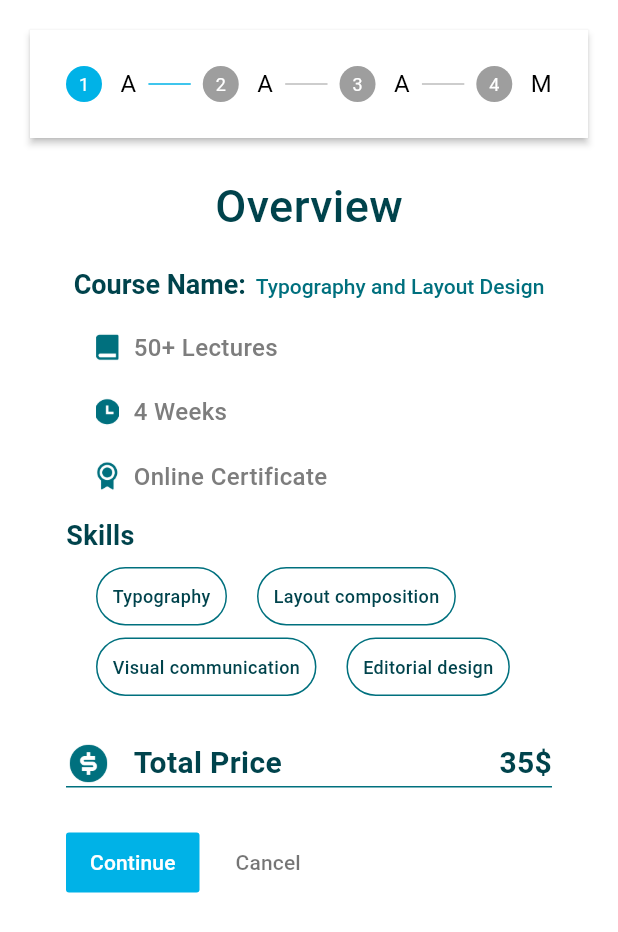
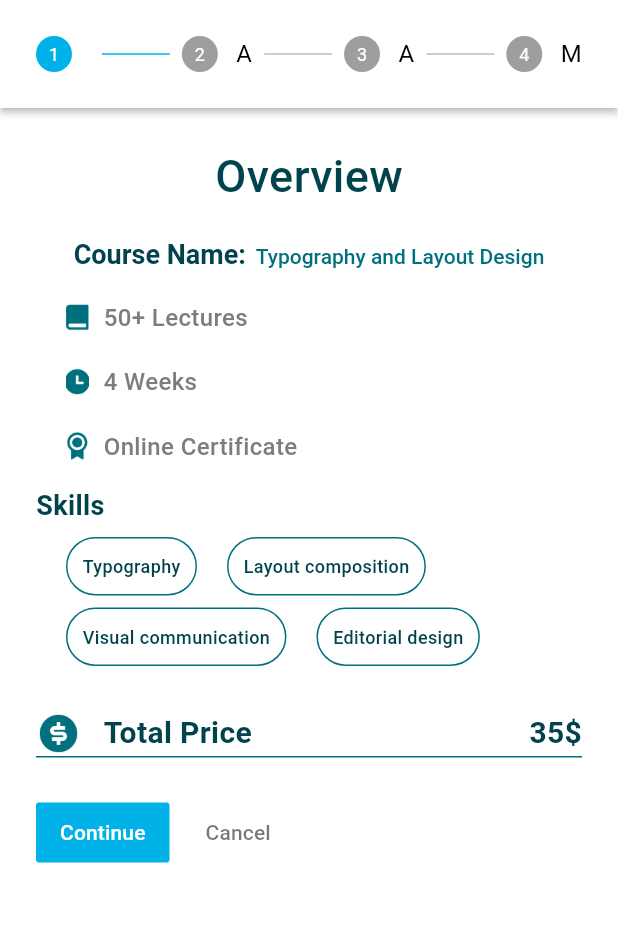
Before and after one commit to swagatapal/E_Learning, a Flutter app: the PaymentOverview screen opened directly, on a phone screen of 412 x 824 dp. Shown: the top 932 px of the screen. Run offline on Flutter 3.47's test engine with Material 3 defaults, Android fonts, the phone set to English and light mode, and no system bars; our stand-ins replace flutter_bounce, image_picker, persistent_bottom_nav_bar, readmore, roundcheckbox, smooth_page_indicator; missing offline and left inert: cross_file_image.

Commit message:
payment page

```diff
--- a/lib/Screens/Payment/View/payment_overview.dart
+++ b/lib/Screens/Payment/View/payment_overview.dart
@@ -19,9 +19,7 @@ class _PaymentOverview extends State<PaymentOverview> {
   @override
   Widget build(BuildContext context) {
     return Scaffold(
-      body: Container(
-          padding: const EdgeInsets.all(20),
-          child: Stepper(
+      body:  Stepper(
             type: StepperType.horizontal,
             currentStep: currentStep,
             onStepCancel: () => currentStep == 0
@@ -43,7 +41,7 @@ class _PaymentOverview extends State<PaymentOverview> {
               currentStep = step;
             }),
             steps: getSteps(),
-          )),
+          ),
     );
   }
 
@@ -52,7 +50,7 @@ class _PaymentOverview extends State<PaymentOverview> {
       Step(
         state: currentStep > 0 ? StepState.complete : StepState.indexed,
         isActive: currentStep >= 0,
-        title: const Text("A"),
+        title: const Text(""),
         content: const Column(
           children: [
             OverViewSection(),
```
